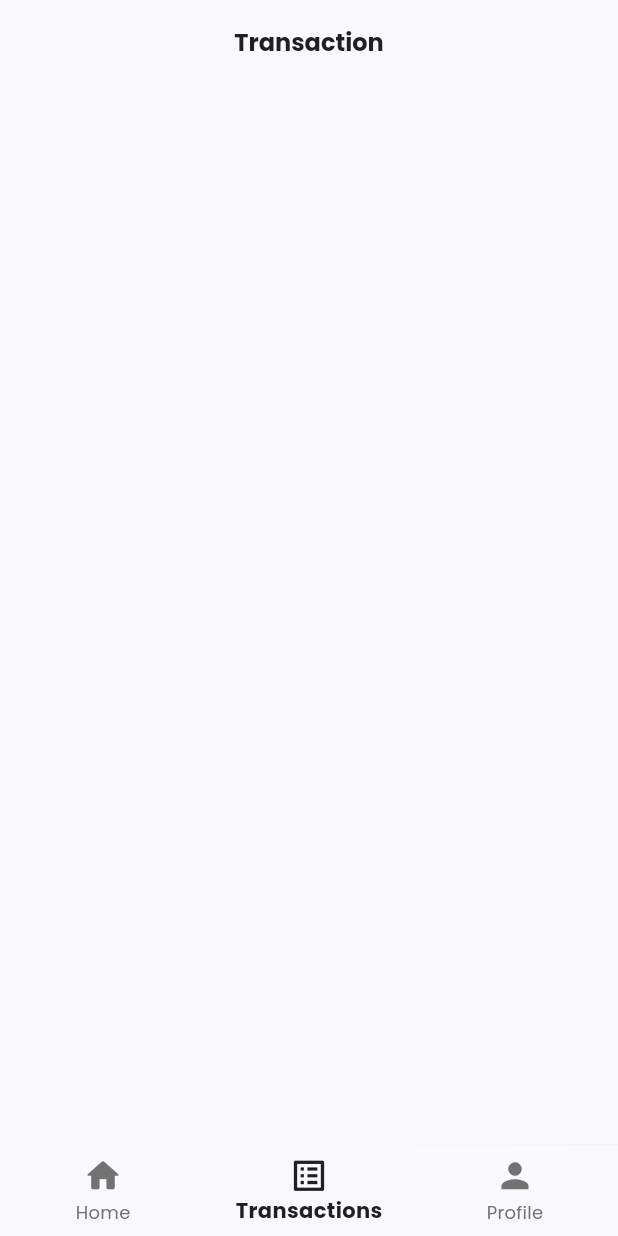
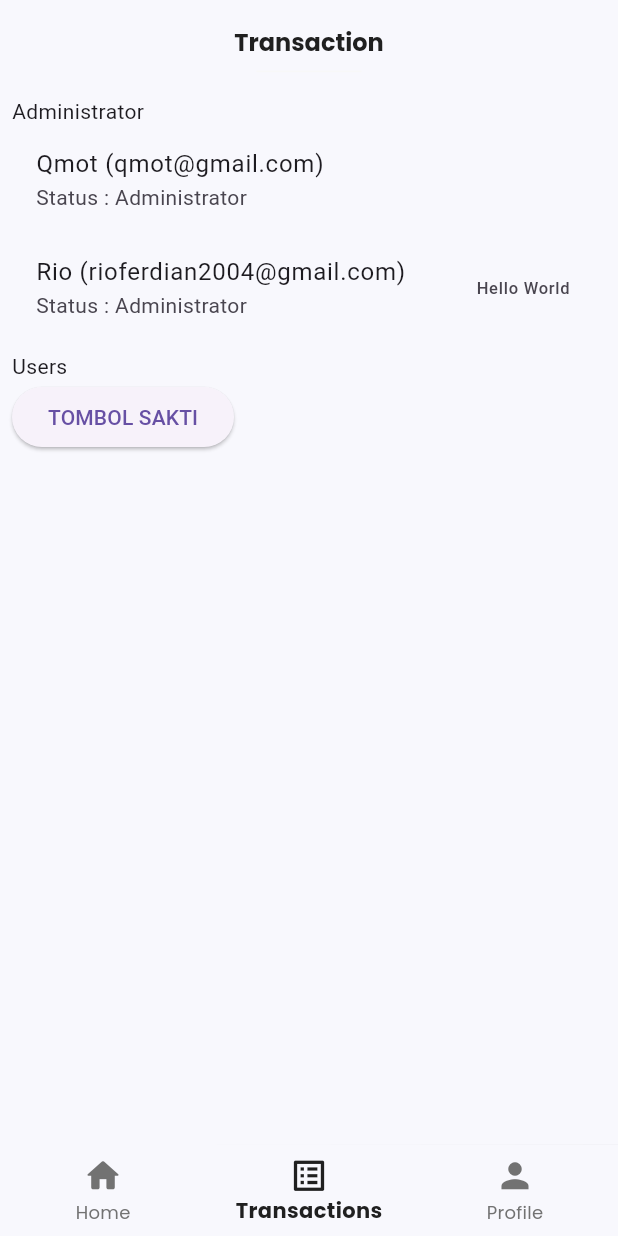
Before and after one commit to NevrCode/built_your_pc, a Flutter app: the IndexPage screen opened directly, swiped to page 2, on a phone screen of 412 x 824 dp. Run offline on Flutter 3.47's test engine with Material 3 defaults, Android fonts, the phone set to English and light mode, and no system bars; our stand-ins replace carousel_slider, fl_chart, image_picker, shared_preferences, supabase_flutter; missing offline and left inert: flutter_stripe; accounts and stored records are empty.

Commit message:
added and tested user model and provider

```diff
--- a/lib/main.dart
+++ b/lib/main.dart
@@ -7,6 +7,7 @@ import 'package:built_your_pc/services/auth_provider.dart';
 import 'package:built_your_pc/services/component_provider.dart';
 import 'package:built_your_pc/services/order_provider.dart';
 import 'package:built_your_pc/services/pc_provider.dart';
+import 'package:built_your_pc/services/user_provider.dart';
 import 'package:flutter/material.dart';
 import 'package:flutter_stripe/flutter_stripe.dart';
 import 'package:provider/provider.dart';
@@ -30,6 +31,7 @@ Future<void> main() async {
         ChangeNotifierProvider(create: (context) => ComponentProvider()),
         ChangeNotifierProvider(create: (context) => PCProvider()),
         ChangeNotifierProvider(create: (context) => OrderProvider()),
+        ChangeNotifierProvider(create: (context) => UserProvider()),
       ],
       child: const MyApp(),
     ),
--- /dev/null
+++ b/lib/model/user_model.dart
@@ -0,0 +1,21 @@
+class UserModel {
+  final String email;
+  final String name;
+  final String role;
+  final String profilePicUrl;
+
+  UserModel(
+      {required this.email,
+      required this.name,
+      required this.role,
+      required this.profilePicUrl});
+
+  factory UserModel.fromMap(Map<String, dynamic> map) {
+    return UserModel(
+      email: map['email'] as String,
+      name: map['displayname'] as String,
+      role: map['role'] as String,
+      profilePicUrl: map['profile_pic_url'] as String,
+    );
+  }
+}
--- a/lib/pages/user/transaction.dart
+++ b/lib/pages/user/transaction.dart
@@ -1,4 +1,6 @@
+import 'package:built_your_pc/services/user_provider.dart';
 import 'package:flutter/material.dart';
+import 'package:provider/provider.dart';
 
 class TransactionPage extends StatefulWidget {
   const TransactionPage({super.key});
@@ -10,6 +12,34 @@ class TransactionPage extends StatefulWidget {
 class _TransactionPageState extends State<TransactionPage> {
   @override
   Widget build(BuildContext context) {
-    return Container();
+    return Padding(
+      padding: const EdgeInsets.all(8.0),
+      child: Column(crossAxisAlignment: CrossAxisAlignment.start, children: [
+        Text("Administrator"),
+        SizedBox(
+          height: 150,
+          child: ListView(
+            children: [
+              ListTile(
+                title: Text('Qmot (qmot@gmail.com)'),
+                subtitle: Text('Status : Administrator'),
+              ),
+              ListTile(
+                title: Text('Rio (rioferdian2004@gmail.com)'),
+                subtitle: Text('Status : Administrator'),
+                trailing: Text("Hello World"),
+              ),
+            ],
+          ),
+        ),
+        Text("Users"),
+        ElevatedButton(
+            onPressed: () async {
+              final prov = Provider.of<UserProvider>(context, listen: false);
+              prov.fetchUsers();
+            },
+            child: Text("TOMBOL SAKTI"))
+      ]),
+    );
   }
 }
--- /dev/null
+++ b/lib/services/user_provider.dart
@@ -0,0 +1,12 @@
+import 'package:built_your_pc/main.dart';
+import 'package:built_your_pc/model/user_model.dart';
+import 'package:flutter/foundation.dart';
+
+class UserProvider with ChangeNotifier {
+  List<UserModel> users = [];
+  Future<void> fetchUsers() async {
+    final res = await supabase.from("user").select();
+    users = res.map((e) => UserModel.fromMap(e)).toList();
+    notifyListeners();
+  }
+}
```
